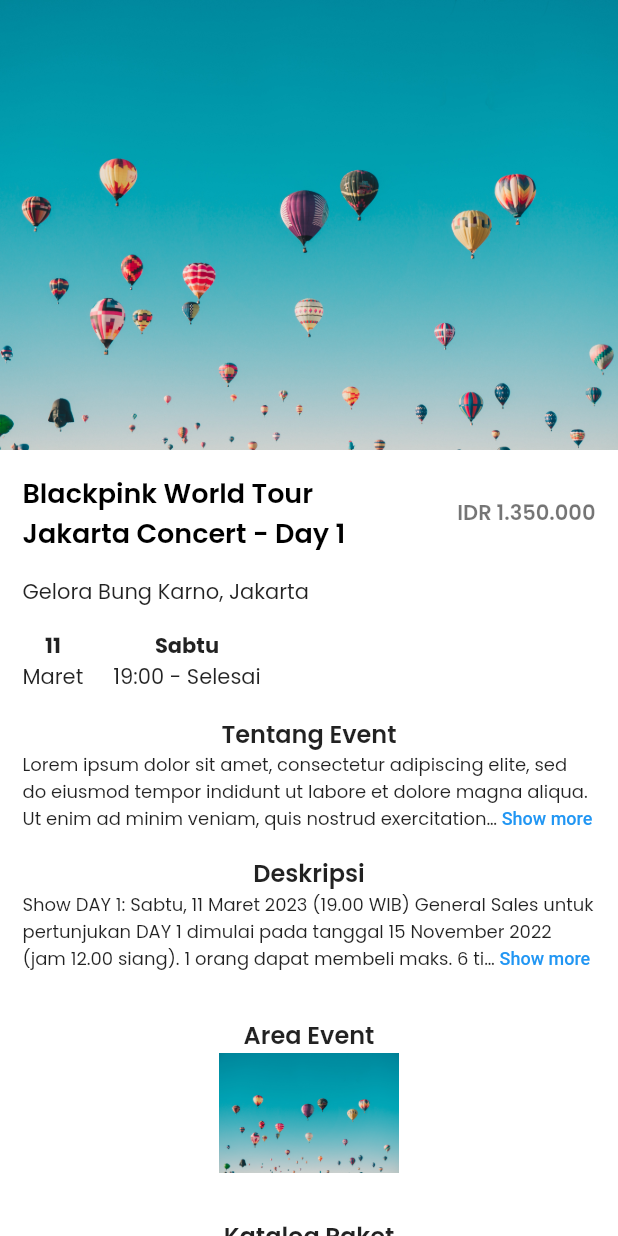
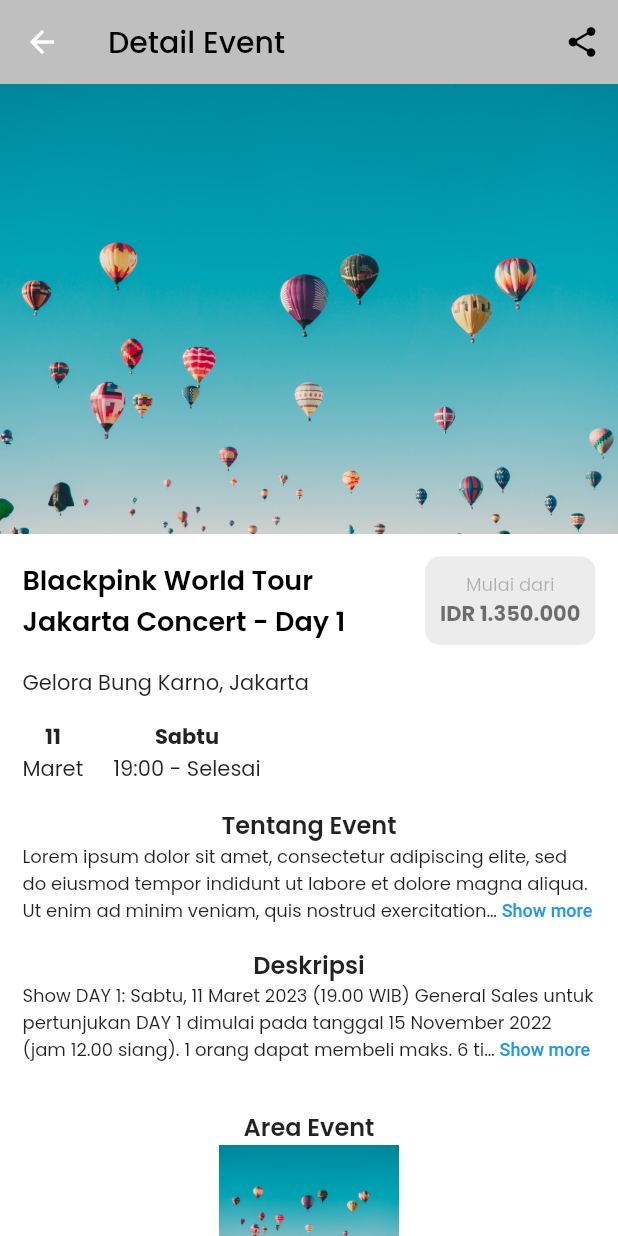
Before and after one commit to hernarusdiyana/event, a Flutter app: the DetailEvent screen opened directly, on a phone screen of 412 x 824 dp. Run offline on Flutter 3.47's test engine with Material 2 defaults, Android fonts, the phone set to English and light mode, and no system bars; drawn by our look-alikes of readmore; our stand-ins replace scroll_to_index.

Commit message:
add int data n edit some components

```diff
--- a/lib/detail_event.dart
+++ b/lib/detail_event.dart
@@ -19,23 +19,23 @@
   Widget build(BuildContext context) {
     return Scaffold(
       backgroundColor: Colors.white,
-      // appBar: AppBar(
-      //   backgroundColor: Color.fromARGB(9, 191, 191, 191),
-      //   elevation: 0,
-      //   title: Text(
-      //     "Detail Event",
-      //     style: TextStyle(color: Colors.black, fontFamily: 'Poppins'),
-      //   ),
-      //   actions: <Widget>[
-      //     IconButton(
-      //       onPressed: () {},
-      //       icon: Icon(
-      //         Icons.share,
-      //         color: Colors.black,
-      //       ),
-      //     ),
-      //   ],
-      // ),
+      appBar: AppBar(
+        backgroundColor: Color.fromRGBO(191, 191, 191, 1),
+        elevation: 0,
+        title: Text(
+          "Detail Event",
+          style: TextStyle(color: Colors.black, fontFamily: 'Poppins'),
+        ),
+        actions: <Widget>[
+          IconButton(
+            onPressed: () {},
+            icon: Icon(
+              Icons.share,
+              color: Colors.black,
+            ),
+          ),
+        ],
+      ),
       body: SingleChildScrollView(
         child: Container(
           child: Scrollbar(
@@ -64,12 +64,33 @@
                               fontWeight: FontWeight.w600),
                         ),
                       ),
-                      Text(
-                        "IDR 1.350.000",
-                        style: TextStyle(
-                          fontSize: 14,
-                          color: Colors.black54,
-                          fontWeight: FontWeight.w600,
+                      SizedBox(
+                        child: Container(
+                          padding: EdgeInsets.all(10.0),
+                          clipBehavior: Clip.hardEdge,
+                          decoration: BoxDecoration(
+                            borderRadius: BorderRadius.circular(10.0),
+                            color: Color.fromRGBO(217, 217, 217, 0.5),
+                          ),
+                          child: Column(
+                            children: [
+                              Text(
+                                "Mulai dari",
+                                style: TextStyle(
+                                    fontSize: 12,
+                                    fontWeight: FontWeight.w300,
+                                    color: Colors.black26),
+                              ),
+                              Text(
+                                "IDR 1.350.000",
+                                style: TextStyle(
+                                  fontSize: 14,
+                                  color: Colors.black54,
+                                  fontWeight: FontWeight.w700,
+                                ),
+                              ),
+                            ],
+                          ),
                         ),
                       ),
                     ],
@@ -198,6 +219,7 @@
                     children: [
                       Text(
                         "Katalog Paket",
+                        textAlign: TextAlign.left,
                         style: TextStyle(
                             fontSize: 16, fontWeight: FontWeight.w600),
                       ),
@@ -295,12 +317,13 @@
                                         Container(
                                           padding: const EdgeInsets.only(
                                               left: 15, top: 15, right: 15),
-                                          child: Row(
+                                          child: Column(
                                             mainAxisAlignment:
-                                                MainAxisAlignment.spaceBetween,
+                                                MainAxisAlignment.start,
                                             children: [
                                               Text(
                                                 "IDR 3.000.000",
+                                                textAlign: TextAlign.left,
                                                 style: TextStyle(
                                                   fontSize: 16,
                                                   color: Colors.white,
@@ -308,13 +331,28 @@
                                                 ),
                                               ),
                                               Text(
-                                                "6.170",
+                                                "Lorem Ipsum",
+                                                textAlign: TextAlign.start,
                                                 style: TextStyle(
                                                   fontSize: 12,
                                                   fontWeight: FontWeight.w500,
                                                   color: Colors.white,
                                                 ),
-                                              )
+                                              ),
+                                              TextButton(
+                                                style: TextButton.styleFrom(
+                                                  textStyle: const TextStyle(
+                                                      fontSize: 14,
+                                                      fontWeight:
+                                                          FontWeight.w500),
+                                                ),
+                                                onPressed: () {},
+                                                child: const Text(
+                                                  'Detail',
+                                                  style: TextStyle(
+                                                      color: Colors.black),
+                                                ),
+                                              ),
                                             ],
                                           ),
                                         ),
@@ -327,7 +365,59 @@
                           },
                         ),
                       ),
-
+                      Container(
+                        padding: EdgeInsets.only(top: 15, bottom: 15),
+                        child: Column(
+                          mainAxisAlignment: MainAxisAlignment.start,
+                          children: [
+                            Text(
+                              "Info Lainnya",
+                              style: TextStyle(
+                                  fontSize: 16, fontWeight: FontWeight.w600),
+                            ),
+                            SizedBox(
+                              child: Container(
+                                padding: EdgeInsets.all(15),
+                                width: MediaQuery.of(context).size.width,
+                                clipBehavior: Clip.hardEdge,
+                                decoration: BoxDecoration(
+                                  color: Color.fromRGBO(217, 217, 217, 0.2),
+                                  borderRadius: BorderRadius.circular(10.0),
+                                  border: Border.all(style: BorderStyle.solid),
+                                ),
+                                child: Text("Penukaran Tiket"),
+                              ),
+                            ),
+                            SizedBox(
+                              child: Container(
+                                padding: EdgeInsets.all(15),
+                                width: MediaQuery.of(context).size.width,
+                                clipBehavior: Clip.hardEdge,
+                                decoration: BoxDecoration(
+                                  color: Color.fromRGBO(217, 217, 217, 0.2),
+                                  borderRadius: BorderRadius.circular(10.0),
+                                  border: Border.all(style: BorderStyle.solid),
+                                ),
+                                child: Text("Penukaran Tiket"),
+                              ),
+                            ),
+                            SizedBox(
+                              child: Container(
+                                padding: EdgeInsets.all(15),
+                                width: MediaQuery.of(context).size.width,
+                                clipBehavior: Clip.hardEdge,
+                                decoration: BoxDecoration(
+                                  color: Color.fromRGBO(217, 217, 217, 0.2),
+                                  borderRadius: BorderRadius.circular(10.0),
+                                  border: Border.all(style: BorderStyle.solid),
+                                ),
+                                child: Text("Penukaran Tiket"),
+                              ),
+                            ),
+                          ],
+                        ),
+                      ),
+                      SizedBox(height: 20),
                       Container(
                         width: MediaQuery.of(context).size.width,
                         height: 50,
```
Also changed, not shown: lib/main.dart (+40 -13 lines), assets/images/banner2.jpg (added).
